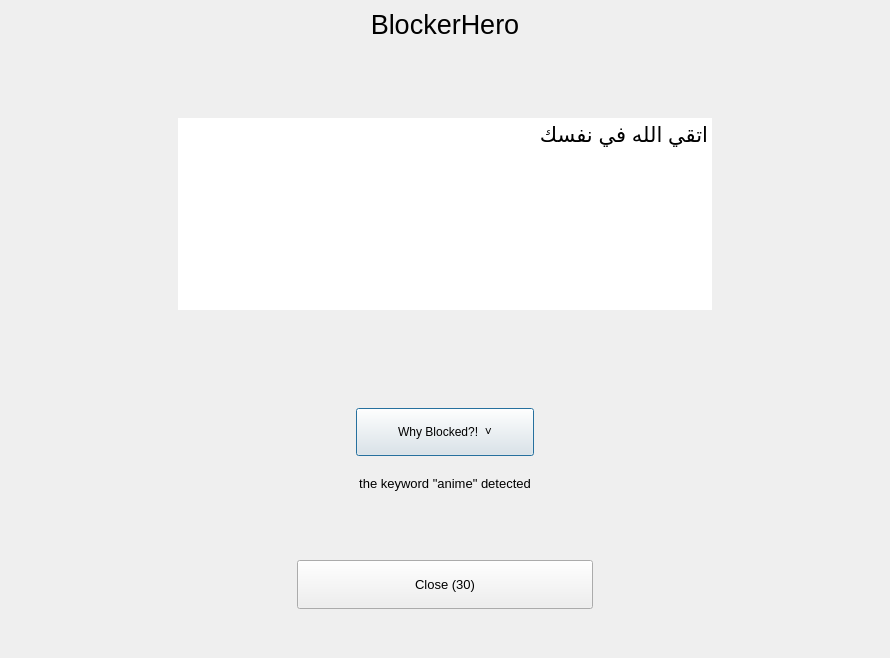
Before: the Qt Designer form GUI/block_screen.ui in SleemG/Blocker, drawn with Qt 5.
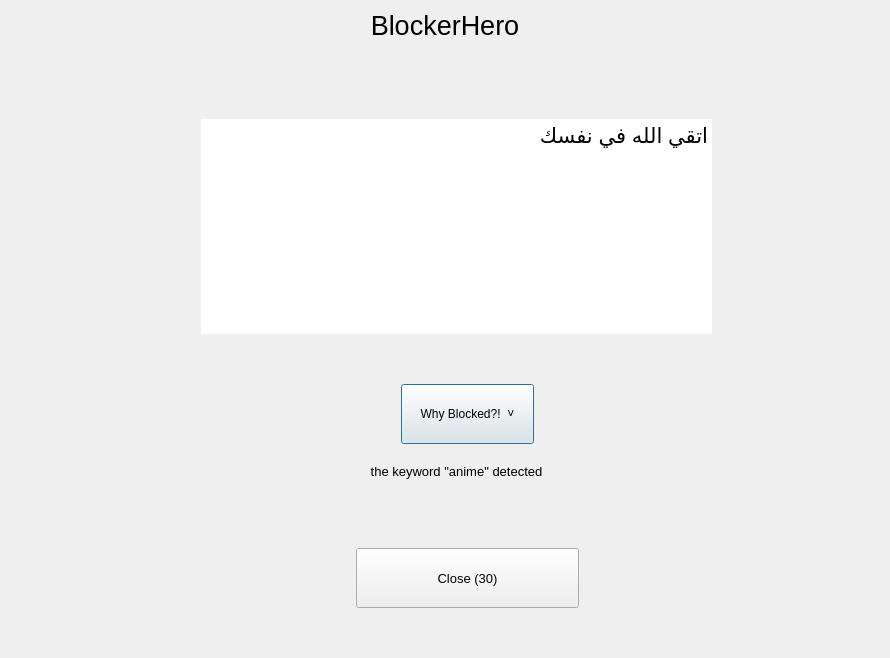
After: the same form once the commit is applied.

Commit message: adding keywords and websites for adult content

Diff of the .ui file:
```diff
--- a/GUI/block_screen.ui
+++ b/GUI/block_screen.ui
@@ -29,7 +29,20 @@
    <property name="spacing">
     <number>0</number>
    </property>
-   <item row="2" column="11">
+   <item row="1" column="13">
+    <spacer name="horizontalSpacer_11">
+     <property name="orientation">
+      <enum>Qt::Horizontal</enum>
+     </property>
+     <property name="sizeHint" stdset="0">
+      <size>
+       <width>41</width>
+       <height>20</height>
+      </size>
+     </property>
+    </spacer>
+   </item>
+   <item row="2" column="13">
     <spacer name="verticalSpacer_5">
      <property name="orientation">
       <enum>Qt::Vertical</enum>
@@ -42,50 +55,27 @@
      </property>
     </spacer>
    </item>
-   <item row="1" column="10">
-    <spacer name="horizontalSpacer_10">
-     <property name="orientation">
-      <enum>Qt::Horizontal</enum>
-     </property>
-     <property name="sizeHint" stdset="0">
-      <size>
-       <width>40</width>
-       <height>20</height>
-      </size>
-     </property>
-    </spacer>
-   </item>
-   <item row="8" column="11">
-    <spacer name="verticalSpacer_7">
-     <property name="orientation">
-      <enum>Qt::Vertical</enum>
-     </property>
-     <property name="sizeHint" stdset="0">
-      <size>
-       <width>20</width>
-       <height>40</height>
-      </size>
-     </property>
-    </spacer>
-   </item>
-   <item row="4" column="11">
-    <spacer name="verticalSpacer_3">
-     <property name="orientation">
-      <enum>Qt::Vertical</enum>
-     </property>
-     <property name="sizeHint" stdset="0">
-      <size>
-       <width>20</width>
-       <height>40</height>
-      </size>
-     </property>
-    </spacer>
-   </item>
-   <item row="9" column="11">
+   <item row="9" column="13">
     <spacer name="verticalSpacer_8">
      <property name="orientation">
       <enum>Qt::Vertical</enum>
      </property>
+     <property name="sizeType">
+      <enum>QSizePolicy::Fixed</enum>
+     </property>
+     <property name="sizeHint" stdset="0">
+      <size>
+       <width>20</width>
+       <height>60</height>
+      </size>
+     </property>
+    </spacer>
+   </item>
+   <item row="8" column="13">
+    <spacer name="verticalSpacer_7">
+     <property name="orientation">
+      <enum>Qt::Vertical</enum>
+     </property>
      <property name="sizeHint" stdset="0">
       <size>
        <width>20</width>
@@ -94,7 +84,7 @@
      </property>
     </spacer>
    </item>
-   <item row="1" column="8">
+   <item row="1" column="10">
     <spacer name="horizontalSpacer_9">
      <property name="orientation">
       <enum>Qt::Horizontal</enum>
@@ -107,7 +97,85 @@
      </property>
     </spacer>
    </item>
-   <item row="0" column="0" colspan="15">
+   <item row="1" column="12">
+    <spacer name="horizontalSpacer_10">
+     <property name="orientation">
+      <enum>Qt::Horizontal</enum>
+     </property>
+     <property name="sizeHint" stdset="0">
+      <size>
+       <width>40</width>
+       <height>20</height>
+      </size>
+     </property>
+    </spacer>
+   </item>
+   <item row="1" column="6">
+    <spacer name="horizontalSpacer_5">
+     <property name="orientation">
+      <enum>Qt::Horizontal</enum>
+     </property>
+     <property name="sizeHint" stdset="0">
+      <size>
+       <width>41</width>
+       <height>20</height>
+      </size>
+     </property>
+    </spacer>
+   </item>
+   <item row="1" column="18">
+    <spacer name="horizontalSpacer_14">
+     <property name="orientation">
+      <enum>Qt::Horizontal</enum>
+     </property>
+     <property name="sizeHint" stdset="0">
+      <size>
+       <width>41</width>
+       <height>20</height>
+      </size>
+     </property>
+    </spacer>
+   </item>
+   <item row="1" column="11">
+    <spacer name="horizontalSpacer_15">
+     <property name="orientation">
+      <enum>Qt::Horizontal</enum>
+     </property>
+     <property name="sizeHint" stdset="0">
+      <size>
+       <width>40</width>
+       <height>20</height>
+      </size>
+     </property>
+    </spacer>
+   </item>
+   <item row="1" column="3">
+    <spacer name="horizontalSpacer_18">
+     <property name="orientation">
+      <enum>Qt::Horizontal</enum>
+     </property>
+     <property name="sizeHint" stdset="0">
+      <size>
+       <width>56</width>
+       <height>20</height>
+      </size>
+     </property>
+    </spacer>
+   </item>
+   <item row="10" column="13">
+    <spacer name="verticalSpacer_9">
+     <property name="orientation">
+      <enum>Qt::Vertical</enum>
+     </property>
+     <property name="sizeHint" stdset="0">
+      <size>
+       <width>20</width>
+       <height>40</height>
+      </size>
+     </property>
+    </spacer>
+   </item>
+   <item row="0" column="0" colspan="19">
     <widget class="QLabel" name="title_lbl">
      <property name="sizePolicy">
       <sizepolicy hsizetype="Preferred" vsizetype="Expanding">
@@ -129,33 +197,7 @@
      </property>
     </widget>
    </item>
-   <item row="1" column="14">
-    <spacer name="horizontalSpacer_14">
-     <property name="orientation">
-      <enum>Qt::Horizontal</enum>
-     </property>
-     <property name="sizeHint" stdset="0">
-      <size>
-       <width>41</width>
-       <height>20</height>
-      </size>
-     </property>
-    </spacer>
-   </item>
-   <item row="1" column="9">
-    <spacer name="horizontalSpacer_15">
-     <property name="orientation">
-      <enum>Qt::Horizontal</enum>
-     </property>
-     <property name="sizeHint" stdset="0">
-      <size>
-       <width>40</width>
-       <height>20</height>
-      </size>
-     </property>
-    </spacer>
-   </item>
-   <item row="1" column="5">
+   <item row="1" column="7">
     <spacer name="horizontalSpacer_6">
      <property name="orientation">
       <enum>Qt::Horizontal</enum>
@@ -168,7 +210,7 @@
      </property>
     </spacer>
    </item>
-   <item row="1" column="3">
+   <item row="1" column="5">
     <spacer name="horizontalSpacer_7">
      <property name="orientation">
       <enum>Qt::Horizontal</enum>
@@ -181,21 +223,21 @@
      </property>
     </spacer>
    </item>
+   <item row="1" column="0">
+    <spacer name="horizontalSpacer_19">
+     <property name="orientation">
+      <enum>Qt::Horizontal</enum>
+     </property>
+     <property name="sizeHint" stdset="0">
+      <size>
+       <width>56</width>
+       <height>20</height>
+      </size>
+     </property>
+    </spacer>
+   </item>
    <item row="1" column="4">
-    <spacer name="horizontalSpacer_5">
-     <property name="orientation">
-      <enum>Qt::Horizontal</enum>
-     </property>
-     <property name="sizeHint" stdset="0">
-      <size>
-       <width>41</width>
-       <height>20</height>
-      </size>
-     </property>
-    </spacer>
-   </item>
-   <item row="1" column="1">
-    <spacer name="horizontalSpacer_18">
+    <spacer name="horizontalSpacer_16">
      <property name="orientation">
       <enum>Qt::Horizontal</enum>
      </property>
@@ -207,20 +249,7 @@
      </property>
     </spacer>
    </item>
-   <item row="10" column="11">
-    <spacer name="verticalSpacer_9">
-     <property name="orientation">
-      <enum>Qt::Vertical</enum>
-     </property>
-     <property name="sizeHint" stdset="0">
-      <size>
-       <width>20</width>
-       <height>40</height>
-      </size>
-     </property>
-    </spacer>
-   </item>
-   <item row="1" column="13">
+   <item row="1" column="15">
     <spacer name="horizontalSpacer_13">
      <property name="orientation">
       <enum>Qt::Horizontal</enum>
@@ -233,7 +262,7 @@
      </property>
     </spacer>
    </item>
-   <item row="1" column="7">
+   <item row="1" column="9">
     <spacer name="horizontalSpacer_8">
      <property name="orientation">
       <enum>Qt::Horizontal</enum>
@@ -246,46 +275,7 @@
      </property>
     </spacer>
    </item>
-   <item row="1" column="11">
-    <spacer name="horizontalSpacer_11">
-     <property name="orientation">
-      <enum>Qt::Horizontal</enum>
-     </property>
-     <property name="sizeHint" stdset="0">
-      <size>
-       <width>41</width>
-       <height>20</height>
-      </size>
-     </property>
-    </spacer>
-   </item>
-   <item row="1" column="6">
-    <spacer name="horizontalSpacer_17">
-     <property name="orientation">
-      <enum>Qt::Horizontal</enum>
-     </property>
-     <property name="sizeHint" stdset="0">
-      <size>
-       <width>40</width>
-       <height>20</height>
-      </size>
-     </property>
-    </spacer>
-   </item>
-   <item row="1" column="0">
-    <spacer name="horizontalSpacer_19">
-     <property name="orientation">
-      <enum>Qt::Horizontal</enum>
-     </property>
-     <property name="sizeHint" stdset="0">
-      <size>
-       <width>56</width>
-       <height>20</height>
-      </size>
-     </property>
-    </spacer>
-   </item>
-   <item row="1" column="12">
+   <item row="1" column="14">
     <spacer name="horizontalSpacer_12">
      <property name="orientation">
       <enum>Qt::Horizontal</enum>
@@ -298,104 +288,36 @@
      </property>
     </spacer>
    </item>
-   <item row="5" column="11">
-    <spacer name="verticalSpacer_4">
+   <item row="1" column="8">
+    <spacer name="horizontalSpacer_17">
      <property name="orientation">
-      <enum>Qt::Vertical</enum>
+      <enum>Qt::Horizontal</enum>
      </property>
      <property name="sizeHint" stdset="0">
       <size>
-       <width>20</width>
-       <height>40</height>
+       <width>40</width>
+       <height>20</height>
       </size>
      </property>
     </spacer>
    </item>
-   <item row="6" column="11">
+   <item row="6" column="13">
     <spacer name="verticalSpacer_6">
      <property name="orientation">
       <enum>Qt::Vertical</enum>
      </property>
-     <property name="sizeHint" stdset="0">
-      <size>
-       <width>20</width>
-       <height>40</height>
-      </size>
+     <property name="sizeType">
+      <enum>QSizePolicy::Fixed</enum>
      </property>
-    </spacer>
-   </item>
-   <item row="1" column="2">
-    <spacer name="horizontalSpacer_16">
-     <property name="orientation">
-      <enum>Qt::Horizontal</enum>
-     </property>
      <property name="sizeHint" stdset="0">
       <size>
-       <width>56</width>
-       <height>20</height>
-      </size>
-     </property>
-    </spacer>
-   </item>
-   <item row="7" column="13">
-    <spacer name="verticalSpacer_2">
-     <property name="orientation">
-      <enum>Qt::Vertical</enum>
-     </property>
-     <property name="sizeHint" stdset="0">
-      <size>
        <width>20</width>
-       <height>40</height>
+       <height>60</height>
       </size>
      </property>
     </spacer>
    </item>
-   <item row="3" column="12">
-    <spacer name="verticalSpacer">
-     <property name="orientation">
-      <enum>Qt::Vertical</enum>
-     </property>
-     <property name="sizeHint" stdset="0">
-      <size>
-       <width>20</width>
-       <height>189</height>
-      </size>
-     </property>
-    </spacer>
-   </item>
-   <item row="3" column="3" colspan="9">
-    <widget class="QTextBrowser" name="msg_txtBrwsr">
-     <property name="font">
-      <font>
-       <family>Arial</family>
-       <pointsize>16</pointsize>
-      </font>
-     </property>
-     <property name="styleSheet">
-      <string notr="true"/>
-     </property>
-     <property name="frameShape">
-      <enum>QFrame::NoFrame</enum>
-     </property>
-     <property name="lineWidth">
-      <number>0</number>
-     </property>
-     <property name="horizontalScrollBarPolicy">
-      <enum>Qt::ScrollBarAlwaysOff</enum>
-     </property>
-     <property name="html">
-      <string>&lt;!DOCTYPE HTML PUBLIC &quot;-//W3C//DTD HTML 4.0//EN&quot; &quot;http://www.w3.org/TR/REC-html40/strict.dtd&quot;&gt;
-&lt;html&gt;&lt;head&gt;&lt;meta name=&quot;qrichtext&quot; content=&quot;1&quot; /&gt;&lt;style type=&quot;text/css&quot;&gt;
-p, li { white-space: pre-wrap; }
-&lt;/style&gt;&lt;/head&gt;&lt;body style=&quot; font-family:'Arial'; font-size:16pt; font-weight:400; font-style:normal;&quot;&gt;
-&lt;p dir='rtl' style=&quot; margin-top:0px; margin-bottom:0px; margin-left:0px; margin-right:0px; -qt-block-indent:0; text-indent:0px;&quot;&gt;&lt;span style=&quot; font-family:'MS Shell Dlg 2';&quot;&gt;اتقي الله في نفسك&lt;/span&gt;&lt;/p&gt;&lt;/body&gt;&lt;/html&gt;</string>
-     </property>
-     <property name="overwriteMode">
-      <bool>true</bool>
-     </property>
-    </widget>
-   </item>
-   <item row="6" column="6" colspan="3">
+   <item row="6" column="8" colspan="3">
     <widget class="QPushButton" name="toggle_btn">
      <property name="sizePolicy">
       <sizepolicy hsizetype="Preferred" vsizetype="Preferred">
@@ -426,7 +348,55 @@
      </property>
     </widget>
    </item>
-   <item row="7" column="2" colspan="11">
+   <item row="7" column="15">
+    <spacer name="verticalSpacer_2">
+     <property name="orientation">
+      <enum>Qt::Vertical</enum>
+     </property>
+     <property name="sizeHint" stdset="0">
+      <size>
+       <width>20</width>
+       <height>40</height>
+      </size>
+     </property>
+    </spacer>
+   </item>
+   <item row="9" column="7" colspan="5">
+    <widget class="QPushButton" name="close_btn">
+     <property name="sizePolicy">
+      <sizepolicy hsizetype="Preferred" vsizetype="Preferred">
+       <horstretch>0</horstretch>
+       <verstretch>0</verstretch>
+      </sizepolicy>
+     </property>
+     <property name="font">
+      <font>
+       <family>Arial</family>
+       <pointsize>10</pointsize>
+      </font>
+     </property>
+     <property name="cursor">
+      <cursorShape>PointingHandCursor</cursorShape>
+     </property>
+     <property name="text">
+      <string>Close (30)</string>
+     </property>
+    </widget>
+   </item>
+   <item row="1" column="16">
+    <spacer name="horizontalSpacer_2">
+     <property name="orientation">
+      <enum>Qt::Horizontal</enum>
+     </property>
+     <property name="sizeHint" stdset="0">
+      <size>
+       <width>40</width>
+       <height>20</height>
+      </size>
+     </property>
+    </spacer>
+   </item>
+   <item row="7" column="4" colspan="11">
     <widget class="QLabel" name="blkRsn_lbl">
      <property name="enabled">
       <bool>true</bool>
@@ -460,28 +430,103 @@
      </property>
     </widget>
    </item>
-   <item row="9" column="5" colspan="5">
-    <widget class="QPushButton" name="close_btn">
-     <property name="sizePolicy">
-      <sizepolicy hsizetype="Preferred" vsizetype="Preferred">
-       <horstretch>0</horstretch>
-       <verstretch>0</verstretch>
-      </sizepolicy>
-     </property>
+   <item row="3" column="4" rowspan="2" colspan="11">
+    <widget class="QTextBrowser" name="msg_txtBrwsr">
      <property name="font">
       <font>
        <family>Arial</family>
-       <pointsize>10</pointsize>
+       <pointsize>16</pointsize>
       </font>
      </property>
-     <property name="cursor">
-      <cursorShape>PointingHandCursor</cursorShape>
+     <property name="styleSheet">
+      <string notr="true"/>
      </property>
-     <property name="text">
-      <string>Close (30)</string>
+     <property name="frameShape">
+      <enum>QFrame::NoFrame</enum>
+     </property>
+     <property name="lineWidth">
+      <number>0</number>
+     </property>
+     <property name="horizontalScrollBarPolicy">
+      <enum>Qt::ScrollBarAlwaysOff</enum>
+     </property>
+     <property name="html">
+      <string>&lt;!DOCTYPE HTML PUBLIC &quot;-//W3C//DTD HTML 4.0//EN&quot; &quot;http://www.w3.org/TR/REC-html40/strict.dtd&quot;&gt;
+&lt;html&gt;&lt;head&gt;&lt;meta name=&quot;qrichtext&quot; content=&quot;1&quot; /&gt;&lt;style type=&quot;text/css&quot;&gt;
+p, li { white-space: pre-wrap; }
+&lt;/style&gt;&lt;/head&gt;&lt;body style=&quot; font-family:'Arial'; font-size:16pt; font-weight:400; font-style:normal;&quot;&gt;
+&lt;p dir='rtl' style=&quot; margin-top:0px; margin-bottom:0px; margin-left:0px; margin-right:0px; -qt-block-indent:0; text-indent:0px;&quot;&gt;&lt;span style=&quot; font-family:'MS Shell Dlg 2';&quot;&gt;اتقي الله في نفسك&lt;/span&gt;&lt;/p&gt;&lt;/body&gt;&lt;/html&gt;</string>
+     </property>
+     <property name="overwriteMode">
+      <bool>true</bool>
      </property>
     </widget>
    </item>
+   <item row="1" column="1">
+    <spacer name="horizontalSpacer">
+     <property name="orientation">
+      <enum>Qt::Horizontal</enum>
+     </property>
+     <property name="sizeHint" stdset="0">
+      <size>
+       <width>40</width>
+       <height>20</height>
+      </size>
+     </property>
+    </spacer>
+   </item>
+   <item row="5" column="13">
+    <spacer name="verticalSpacer_4">
+     <property name="orientation">
+      <enum>Qt::Vertical</enum>
+     </property>
+     <property name="sizeHint" stdset="0">
+      <size>
+       <width>20</width>
+       <height>40</height>
+      </size>
+     </property>
+    </spacer>
+   </item>
+   <item row="3" column="15">
+    <spacer name="verticalSpacer">
+     <property name="orientation">
+      <enum>Qt::Vertical</enum>
+     </property>
+     <property name="sizeHint" stdset="0">
+      <size>
+       <width>20</width>
+       <height>215</height>
+      </size>
+     </property>
+    </spacer>
+   </item>
+   <item row="1" column="2">
+    <spacer name="horizontalSpacer_3">
+     <property name="orientation">
+      <enum>Qt::Horizontal</enum>
+     </property>
+     <property name="sizeHint" stdset="0">
+      <size>
+       <width>40</width>
+       <height>20</height>
+      </size>
+     </property>
+    </spacer>
+   </item>
+   <item row="1" column="17">
+    <spacer name="horizontalSpacer_4">
+     <property name="orientation">
+      <enum>Qt::Horizontal</enum>
+     </property>
+     <property name="sizeHint" stdset="0">
+      <size>
+       <width>40</width>
+       <height>20</height>
+      </size>
+     </property>
+    </spacer>
+   </item>
   </layout>
  </widget>
  <resources/>
```
The commit also changes 9 other files.
